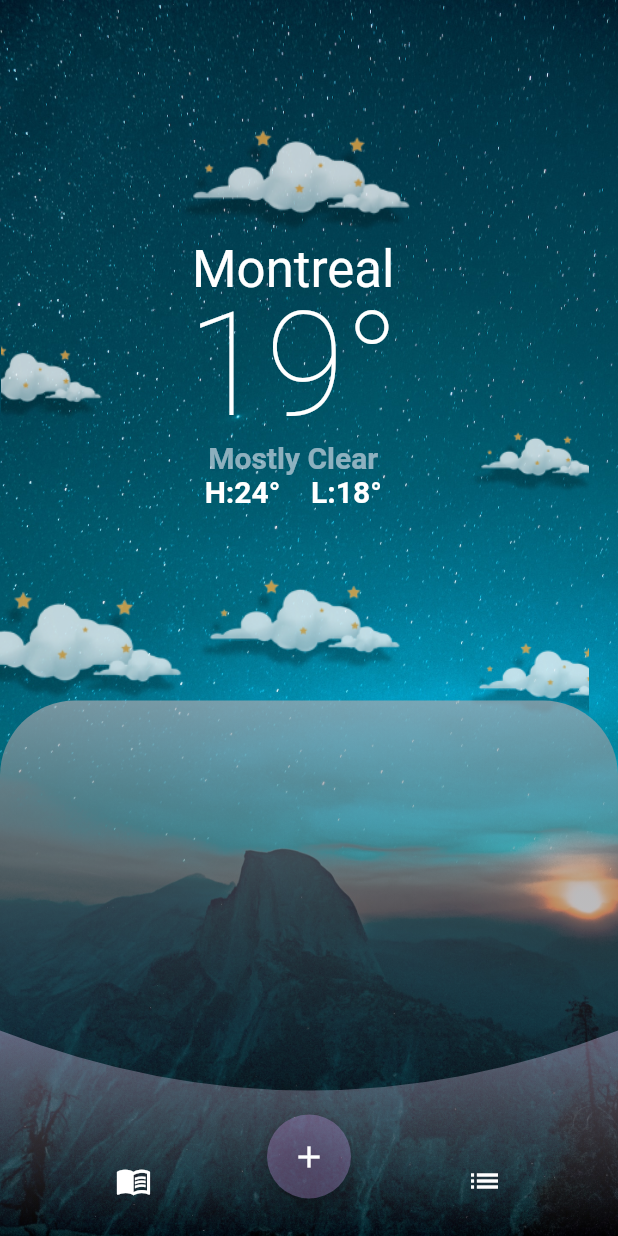
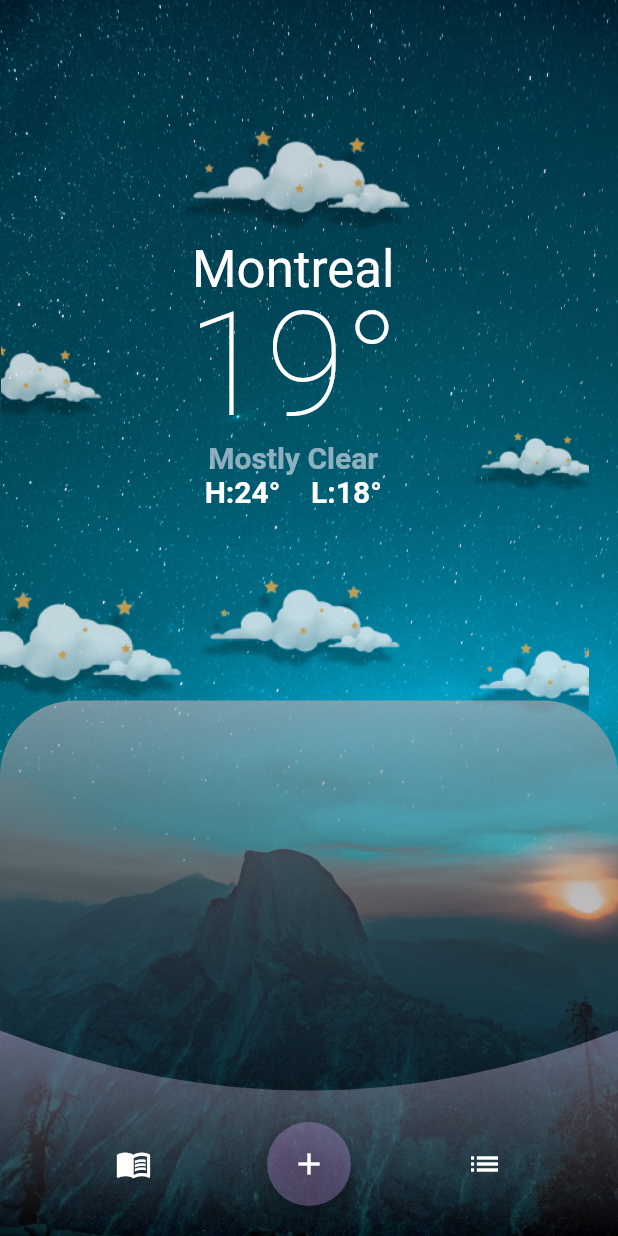
Before and after one commit to rahulmukh1ya/weather_ui, a Flutter app: the screen it shows after launch, on a phone screen of 412 x 824 dp. Run offline on Flutter 3.47's test engine with Material 2 defaults, Android fonts, the phone set to English and light mode, and no system bars.

Commit message:
Button are now aligned centered on cross axis of row

```diff
--- a/lib/main.dart
+++ b/lib/main.dart
@@ -215,11 +215,14 @@ class MyHomePage extends StatelessWidget {
                           ],
                         ),
                       ),
-                      child: Padding(
-                        padding: const EdgeInsets.only(bottom: 25.0),
+                      child: Column(
+                          mainAxisAlignment: MainAxisAlignment.end,
+                          children: [
+                            Padding(
+                              padding: const EdgeInsets.only(bottom: 20),
                               child: Row(
                                 mainAxisAlignment: MainAxisAlignment.spaceEvenly,
-                          crossAxisAlignment: CrossAxisAlignment.end,
+                                crossAxisAlignment: CrossAxisAlignment.center,
                                 children: <Widget>[
                                   const Icon(
                                     Icons.menu_book,
@@ -237,6 +240,7 @@ class MyHomePage extends StatelessWidget {
                                 ],
                               ),
                             ),
+                          ]),
                     ),
                   ),
                 )),
```
Lines whose indentation alone changed are shown as unchanged.
